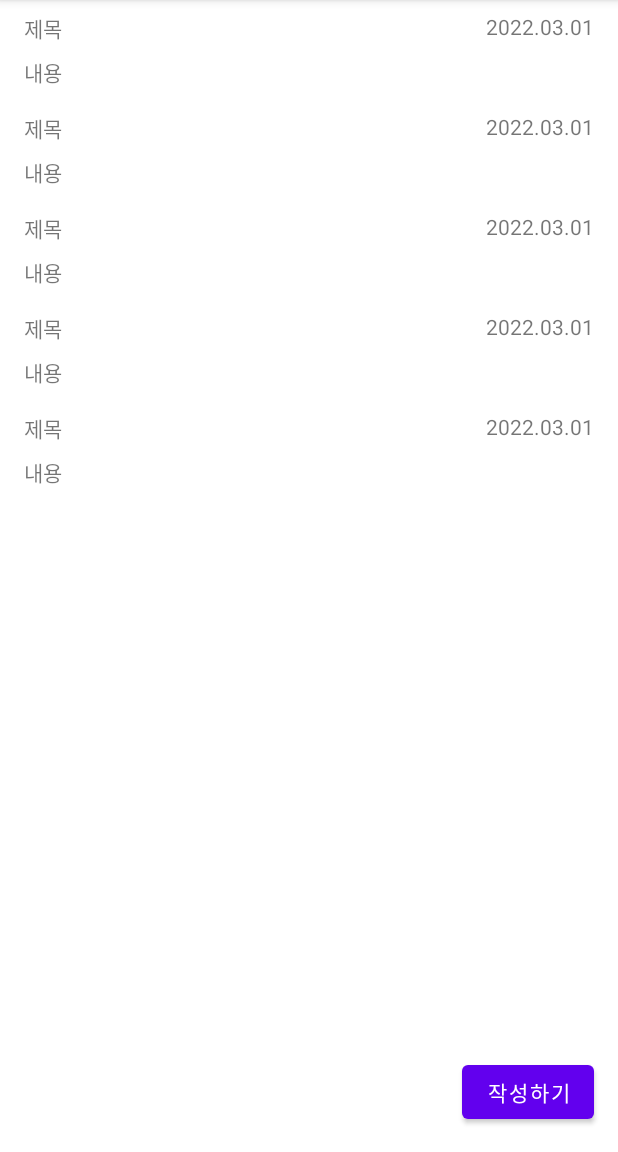
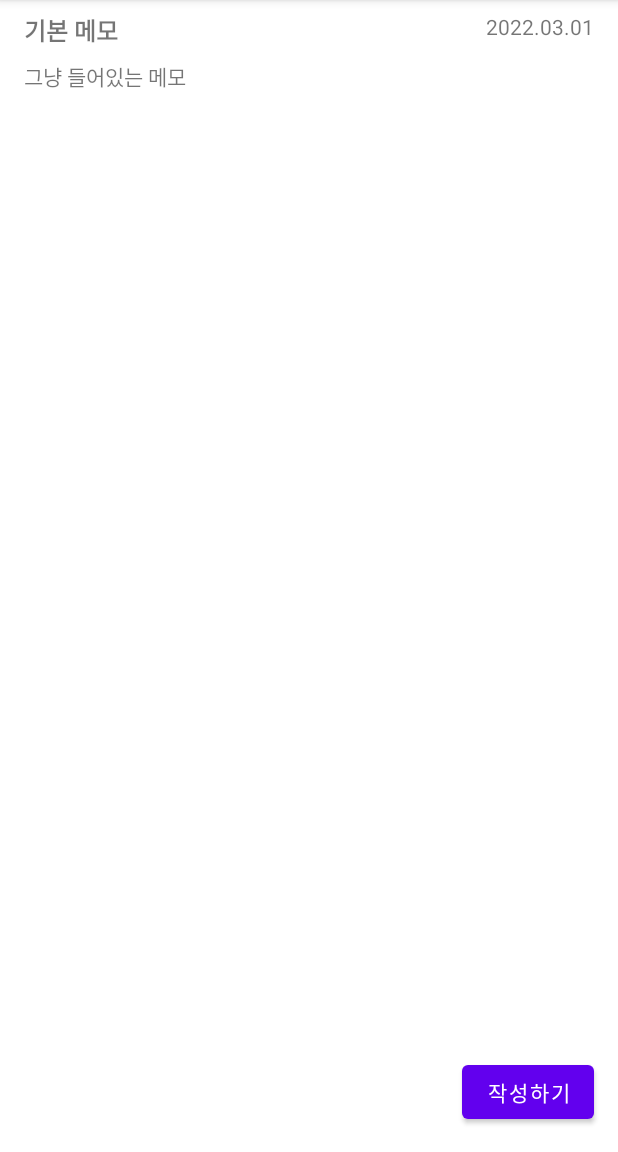
Before and after one commit to MalibinStudy/TryMVVM, an Android app: the screen it shows after launch (DiariesActivity), on a phone screen of 412 x 824 dp, the part 84-1236 px from its top. Run offline under Robolectric (Android 15) with nearby library versions, the phone set to English and light mode, and no system bars; our stand-ins replace data binding.

Commit message:
[Feat] 일기 작성 수정 불러오기 기능 등등 완성

```diff
--- a/app/build.gradle
+++ b/app/build.gradle
@@ -46,6 +46,11 @@ dependencies {
     // View
     implementation 'com.google.android.material:material:1.5.0'
     implementation 'androidx.constraintlayout:constraintlayout:2.1.3'
+    implementation "androidx.activity:activity-ktx:1.4.0"
+
+    // LifeCycle
+    implementation "androidx.lifecycle:lifecycle-livedata-ktx:2.4.1"
+    implementation "androidx.lifecycle:lifecycle-viewmodel-ktx:2.4.1"
 
     // Test
     testImplementation 'junit:junit:4.+'
--- /dev/null
+++ b/app/src/main/java/com/malibin/study/trying/mvvm/data/DiaryMemory.kt
@@ -0,0 +1,23 @@
+package com.malibin.study.trying.mvvm.data
+
+import com.malibin.study.trying.mvvm.domain.Diary
+import java.util.*
+
+object DiaryMemory {
+
+    private val diaries: MutableMap<String, Diary> = mutableMapOf(
+            "first" to Diary("first", "기본 메모", "그냥 들어있는 메모", Date())
+    )
+
+    fun saveDiary(diary: Diary) {
+        diaries[diary.id] = diary
+    }
+
+    fun getDiary(id: String): Diary {
+        return diaries[id] ?: error("cannot find diary id of $id")
+    }
+
+    fun getAllDiaries(): List<Diary> {
+        return diaries.map { it.value }
+    }
+}
--- a/app/src/main/java/com/malibin/study/trying/mvvm/presentation/diary/DiariesActivity.kt
+++ b/app/src/main/java/com/malibin/study/trying/mvvm/presentation/diary/DiariesActivity.kt
@@ -8,10 +8,10 @@ import androidx.activity.result.ActivityResult
 import androidx.activity.result.ActivityResultLauncher
 import androidx.activity.result.contract.ActivityResultContracts
 import androidx.appcompat.app.AppCompatActivity
+import com.malibin.study.trying.mvvm.data.DiaryMemory
 import com.malibin.study.trying.mvvm.databinding.ActivityDiariesBinding
 import com.malibin.study.trying.mvvm.domain.Diary
 import com.malibin.study.trying.mvvm.presentation.diary.edit.EditDiaryActivity
-import java.util.*
 
 class DiariesActivity : AppCompatActivity() {
 
@@ -28,19 +28,23 @@ class DiariesActivity : AppCompatActivity() {
                     onEditMemoFinished(it)
                 }
         initView()
+    }
 
-        diariesAdapter.submitList(STUB_DIARIES)
+    override fun onResume() {
+        super.onResume()
+
+        diariesAdapter.submitList(DiaryMemory.getAllDiaries())
     }
 
     private fun initView() {
         binding = ActivityDiariesBinding.inflate(layoutInflater)
         setContentView(binding.root)
 
-        binding.listDiaries.adapter = DiariesAdapter(::onMemoClick).also { diariesAdapter = it }
+        binding.listDiaries.adapter = DiariesAdapter(::onDiaryClick).also { diariesAdapter = it }
         binding.buttonNewDiary.setOnClickListener { deployEditDiaryActivity() }
     }
 
-    private fun onMemoClick(diary: Diary) {
+    private fun onDiaryClick(diary: Diary) {
         deployEditDiaryActivity(diary)
     }
 
@@ -61,14 +65,4 @@ class DiariesActivity : AppCompatActivity() {
     private fun showToast(message: String) {
         Toast.makeText(this, message, Toast.LENGTH_SHORT).show()
     }
-
-    companion object {
-        val STUB_DIARIES = listOf(
-                Diary(UUID.randomUUID().toString(), "제목", "내용", Date()),
-                Diary(UUID.randomUUID().toString(), "제목", "내용", Date()),
-                Diary(UUID.randomUUID().toString(), "제목", "내용", Date()),
-                Diary(UUID.randomUUID().toString(), "제목", "내용", Date()),
-                Diary(UUID.randomUUID().toString(), "제목", "내용", Date()),
-        )
-    }
 }
--- a/app/src/main/res/layout/item_diary.xml
+++ b/app/src/main/res/layout/item_diary.xml
@@ -1,5 +1,6 @@
 <?xml version="1.0" encoding="utf-8"?>
-<layout xmlns:android="http://schemas.android.com/apk/res/android"
+<layout
+    xmlns:android="http://schemas.android.com/apk/res/android"
     xmlns:app="http://schemas.android.com/apk/res-auto"
     xmlns:tools="http://schemas.android.com/tools">
 
@@ -24,6 +25,8 @@
             android:ellipsize="end"
             android:maxLines="1"
             android:text="@{diary.title}"
+            android:textSize="16dp"
+            android:textStyle="bold"
             app:layout_constraintBottom_toTopOf="@+id/textContent"
             app:layout_constraintEnd_toStartOf="@+id/textCreateDate"
             app:layout_constraintStart_toStartOf="parent"
```
Also changed, not shown: app/src/main/java/com/malibin/study/trying/mvvm/presentation/diary/edit/EditDiaryActivity.kt (+11 -1 lines), app/src/main/java/com/malibin/study/trying/mvvm/presentation/diary/edit/EditDiaryViewModel.kt (+9 -6 lines), app/src/main/res/layout/activity_edit_diary.xml (+13 -7 lines).
